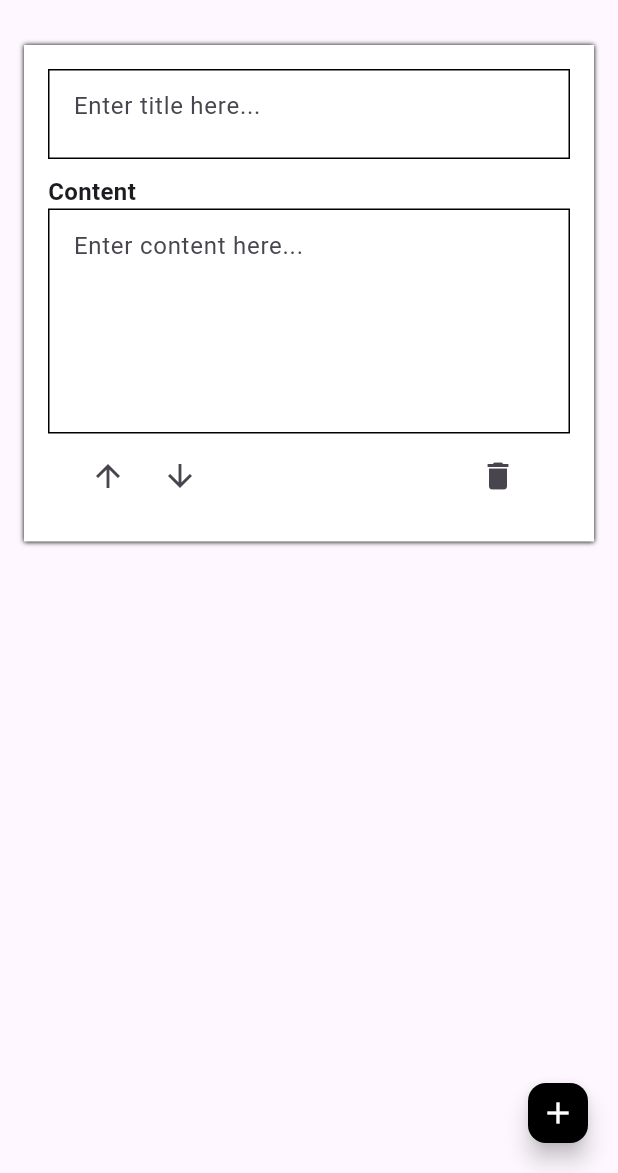
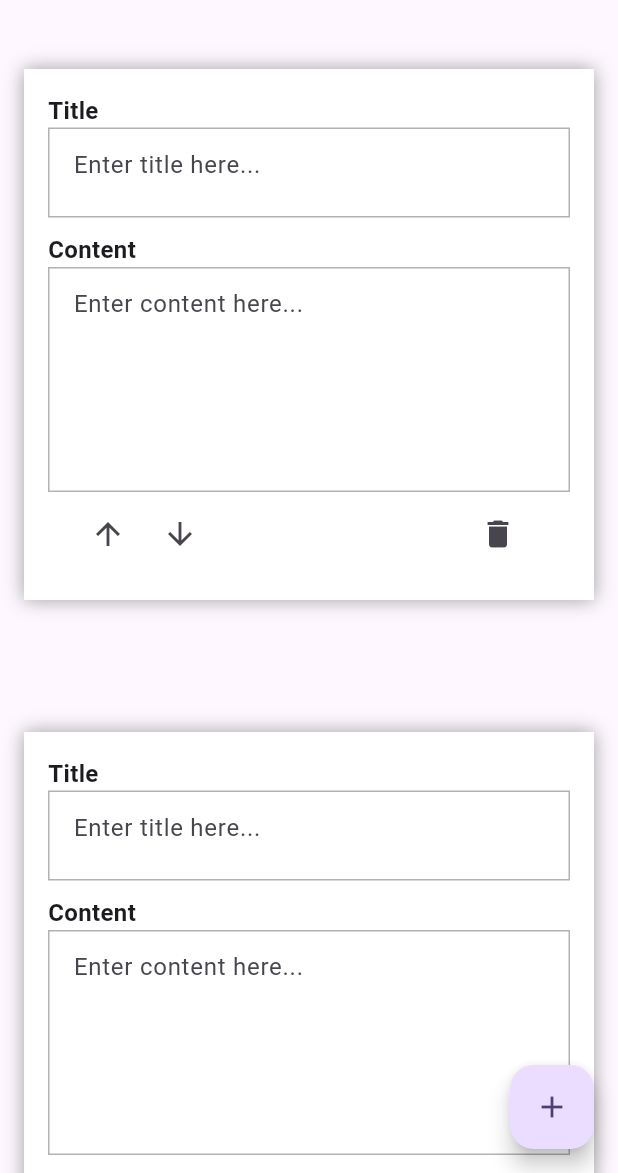
Before and after one commit to Sanjayvkp/resume_builder_app, a Flutter app: the screen it shows after launch, on a phone screen of 412 x 824 dp, the part 63-1236 px from its top. Run offline on Flutter 3.47's test engine with Material 3 defaults, Android fonts, the phone set to English and light mode, and no system bars; our stand-ins replace freezed_annotation, hooks_riverpod, riverpod_annotation; generated files the repository leaves out were written again.

```diff
--- a/lib/view/pages/add_resume_page.dart
+++ b/lib/view/pages/add_resume_page.dart
@@ -1,15 +1,23 @@
 import 'package:flutter/material.dart';
-import 'package:flutter_hooks/flutter_hooks.dart';
 import 'package:hooks_riverpod/hooks_riverpod.dart';
 import 'package:resume_builder_app/view/widgets/card_widget.dart';
+
+/// Model class to handle the text editing controller
+final class TextEditingControllers {
+  final TextEditingController titleController;
+  final TextEditingController contentController;
+
+  TextEditingControllers({
+    required this.contentController,
+    required this.titleController,
+  });
+}
 
 class AddResumePage extends HookConsumerWidget {
   const AddResumePage({super.key});
 
   @override
   Widget build(BuildContext context, WidgetRef ref) {
-    final conditionTypeController = useState<List<TextEditingControllers>>([]);
-
     return Scaffold(
       appBar: AppBar(
         title: const Text('Resume'),
@@ -20,23 +28,25 @@ class AddResumePage extends HookConsumerWidget {
       body: SingleChildScrollView(
         child: Column(
           children: [
-            Padding(
-              padding: const EdgeInsets.symmetric(horizontal: 16, vertical: 16),
-              child: CardWidget(
-                height: 60,
-                controllers: conditionTypeController,
+            for (var i = 0; i < 3; i++)
+              Padding(
+                padding:
+                    const EdgeInsets.symmetric(horizontal: 16, vertical: 16),
+                child: CardWidget(
+                  height: 60,
+                  contentController: TextEditingController(),
+                  titleController: TextEditingController(),
+                ),
               ),
+            const SizedBox(
+              height: 32,
             )
           ],
         ),
       ),
-      floatingActionButton: FloatingActionButton.small(
-        backgroundColor: Colors.black,
+      floatingActionButton: FloatingActionButton(
         onPressed: () {},
-        child: const Icon(
-          Icons.add,
-          color: Colors.white,
-        ),
+        child: const Icon(Icons.add),
       ),
     );
   }
--- a/lib/view/pages/home_page.dart
+++ b/lib/view/pages/home_page.dart
@@ -7,7 +7,7 @@ class HomePage extends StatelessWidget {
   Widget build(BuildContext context) {
     return Scaffold(
       appBar: AppBar(
-        title: Text('Resume App'),
+        title: const Text('Resume App'),
       ),
     );
   }
--- a/lib/view/widgets/card_widget.dart
+++ b/lib/view/widgets/card_widget.dart
@@ -12,32 +12,34 @@ final class TextEditingControllers {
 }
 
 class CardWidget extends StatelessWidget {
-  final ValueNotifier<List<TextEditingControllers>> controllers;
+  // final ValueNotifier<List<TextEditingControllers>> controllers;
+  final TextEditingController titleController;
+  final TextEditingController contentController;
+
   final double height;
   const CardWidget(
-      {super.key, required this.height, required this.controllers});
+      {super.key,
+      required this.height,
+      // required this.controllers,
+      required this.titleController,
+      required this.contentController});
 
   @override
   Widget build(BuildContext context) {
-    void addNewTypeEntry() {
-      controllers.value = [
-        ...controllers.value,
-        TextEditingControllers(
-            contentController: TextEditingController(),
-            titleController: TextEditingController())
-      ];
-    }
-
-    return Container(
+    return Column(
+      children: [
+        // for (var i = 0; i < controllers.value.length; i++)
+        Padding(
+          padding: const EdgeInsets.symmetric(vertical: 16),
+          child: Container(
             decoration: const BoxDecoration(color: Colors.white, boxShadow: [
-        BoxShadow(blurRadius: 2, color: Colors.black),
+              BoxShadow(blurRadius: 10, color: Colors.grey),
             ]),
             child: Padding(
               padding: const EdgeInsets.symmetric(horizontal: 16, vertical: 16),
               child: Column(
                 crossAxisAlignment: CrossAxisAlignment.start,
                 children: [
-            for (var i = 0; i < controllers.value.length; i++)
                   const Text(
                     'Title',
                     style: TextStyle(fontWeight: FontWeight.bold, fontSize: 16),
@@ -46,9 +48,10 @@ class CardWidget extends StatelessWidget {
                     height: height,
                     width: MediaQuery.sizeOf(context).width,
                     decoration: BoxDecoration(
-                  border: Border.all(width: 1, color: Colors.black)),
+                        border: Border.all(
+                            width: 1, color: Colors.black.withOpacity(.30))),
                     child: TextField(
-                controller: TextEditingController(),
+                      controller: titleController,
                       decoration: const InputDecoration(
                           contentPadding: EdgeInsets.symmetric(horizontal: 16),
                           border: InputBorder.none,
@@ -66,9 +69,10 @@ class CardWidget extends StatelessWidget {
                     height: 150,
                     width: MediaQuery.sizeOf(context).width,
                     decoration: BoxDecoration(
-                  border: Border.all(width: 1, color: Colors.black)),
+                        border: Border.all(
+                            width: 1, color: Colors.black.withOpacity(.30))),
                     child: TextField(
-                controller: TextEditingController(),
+                      controller: contentController,
                       decoration: const InputDecoration(
                           contentPadding: EdgeInsets.symmetric(horizontal: 16),
                           border: InputBorder.none,
@@ -80,18 +84,45 @@ class CardWidget extends StatelessWidget {
                       mainAxisSize: MainAxisSize.min,
                       children: [
                         IconButton(
-                      onPressed: () {}, icon: const Icon(Icons.arrow_upward)),
+                            onPressed: () {},
+                            icon: const Icon(Icons.arrow_upward)),
                         IconButton(
                             onPressed: () {},
                             icon: const Icon(Icons.arrow_downward_outlined)),
                       ],
                     ),
-              trailing:
-                  IconButton(onPressed: () {}, icon: const Icon(Icons.delete)),
-            )
+                    trailing: IconButton(
+                        onPressed: () {}, icon: const Icon(Icons.delete)),
+                  ),
                 ],
               ),
             ),
+          ),
+        ),
+        const SizedBox(
+          height: 24,
+        ),
+        // SizedBox(
+        //   width: MediaQuery.sizeOf(context).width,
+        //   height: 50,
+        //   child: ElevatedButton(
+        //     onPressed: () {
+        //       addNewTypeEntry();
+        //     },
+        //     style: ElevatedButton.styleFrom(
+        //       backgroundColor: Colors.white,
+        //       elevation: 5,
+        //       side: const BorderSide(color: Colors.black, width: .3),
+        //       shape: BeveledRectangleBorder(
+        //           borderRadius: BorderRadius.circular(5)),
+        //     ),
+        //     child: const Text(
+        //       'Add New Field',
+        //       style: TextStyle(color: Colors.black),
+        //     ),
+        //   ),
+        // )
+      ],
     );
   }
 }
--- a/pubspec.yaml
+++ b/pubspec.yaml
@@ -35,11 +35,17 @@ dependencies:
   flutter_hooks: ^0.20.5
   flutter_riverpod: ^2.4.10
   riverpod_annotation: ^2.3.4
+  freezed_annotation: ^2.4.1
+  json_annotation: ^4.8.1
 
 dev_dependencies:
   flutter_test:
     sdk: flutter
   flutter_lints: ^3.0.0
+  build_runner: ^2.4.8
+  freezed: ^2.4.7
+  json_serializable: ^6.7.1
+  riverpod_generator: ^2.3.11
 flutter:
 
   # The following line ensures that the Material Icons font is
```
Also changed, not shown: lib/controller/resume_provider.dart (added, +12 -0 lines), lib/model/resume.dart (added, +12 -0 lines), lib/model/resume_section.dart (added, +15 -0 lines), lib/controller/resume_provider.g.dart (added), lib/model/resume.freezed.dart (added), lib/model/resume_section.freezed.dart (added), lib/model/resume_section.g.dart (added), pubspec.lock. Lines whose indentation alone changed are shown as unchanged.
